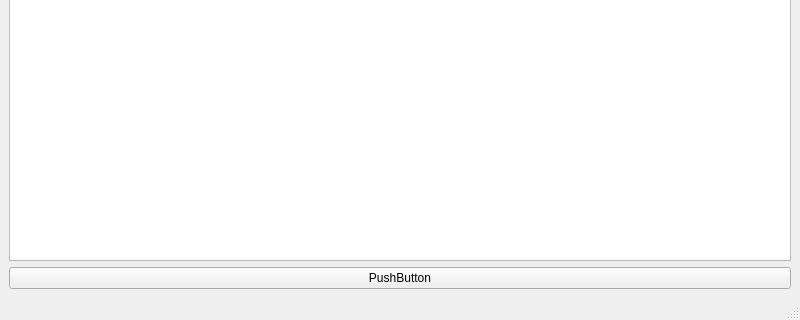
Qt form gui.ui (Endeios/gelmaBello) before a commit; both pictures show x 0 to 800 and y 280 to 600 of the 800 by 600 pixel window.
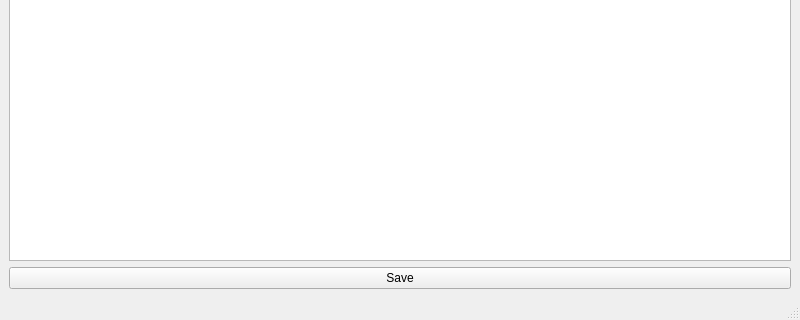
The same form after that commit.

```diff
--- a/gui.ui
+++ b/gui.ui
@@ -21,7 +21,7 @@
     <item>
      <widget class="QPushButton" name="pushButton">
       <property name="text">
-       <string>PushButton</string>
+       <string>Save</string>
       </property>
      </widget>
     </item>
```
